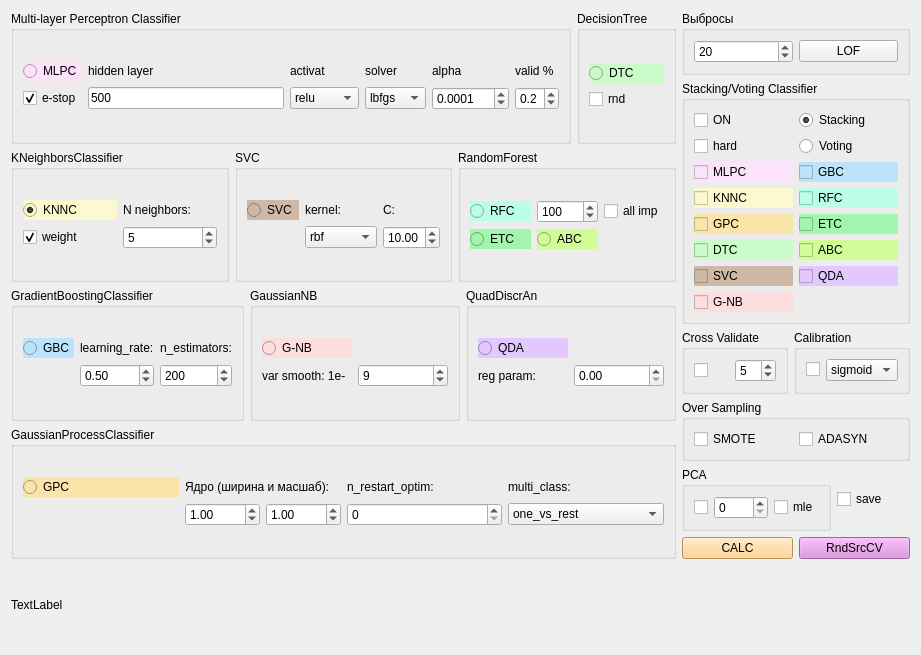
First picture: the form in qt/classifier_form.ui, repository idergunoff/geovel_1.0, before the edit.
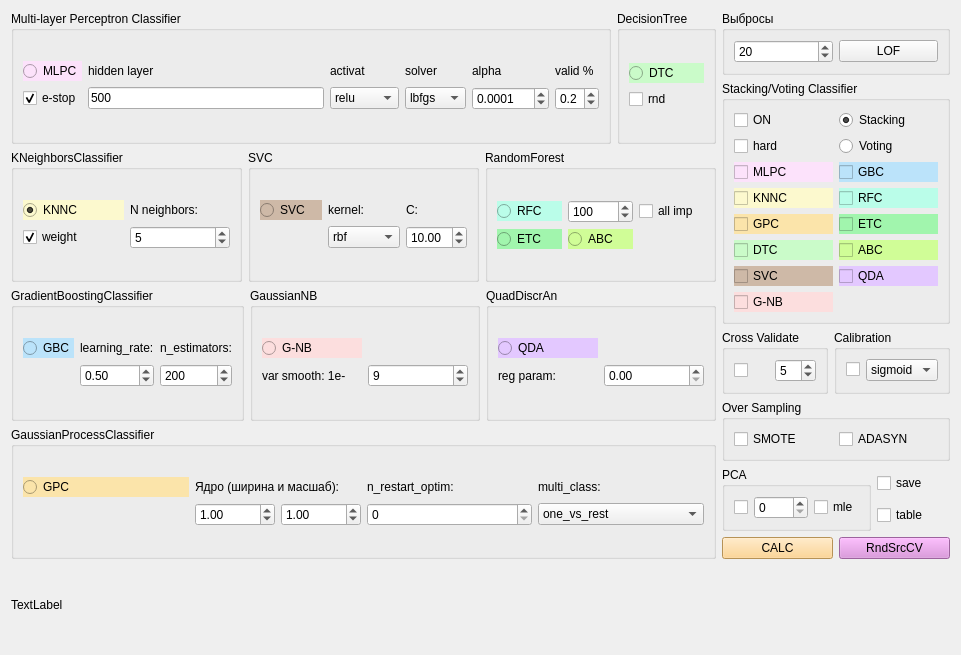
Second picture: the form after the edit.

Commit message: Geochem train model save table

What changed in the file:
```diff
--- a/qt/classifier_form.ui
+++ b/qt/classifier_form.ui
@@ -6,7 +6,7 @@
    <rect>
     <x>0</x>
     <y>0</y>
-    <width>921</width>
+    <width>961</width>
     <height>655</height>
    </rect>
   </property>
@@ -826,7 +826,7 @@
    </item>
    <item row="0" column="1">
     <layout class="QGridLayout" name="gridLayout_34">
-     <item row="0" column="0">
+     <item row="0" column="0" colspan="2">
       <widget class="QGroupBox" name="groupBox_12">
        <property name="title">
         <string>Выбросы</string>
@@ -855,7 +855,7 @@
        </layout>
       </widget>
      </item>
-     <item row="1" column="0">
+     <item row="1" column="0" colspan="2">
       <widget class="QGroupBox" name="groupBox_5">
        <property name="title">
         <string>Stacking/Voting Classifier</string>
@@ -1042,7 +1042,7 @@
        </layout>
       </widget>
      </item>
-     <item row="2" column="0">
+     <item row="2" column="0" colspan="2">
       <layout class="QGridLayout" name="gridLayout_18">
        <item row="0" column="0">
         <widget class="QGroupBox" name="groupBox_9">
@@ -1102,7 +1102,7 @@
        </item>
       </layout>
      </item>
-     <item row="3" column="0">
+     <item row="3" column="0" colspan="2">
       <widget class="QGroupBox" name="groupBox_14">
        <property name="title">
         <string>Over Sampling</string>
@@ -1130,8 +1130,6 @@
       </widget>
      </item>
      <item row="4" column="0">
-      <layout class="QGridLayout" name="gridLayout_33">
-       <item row="0" column="0">
         <widget class="QGroupBox" name="groupBox_11">
          <property name="title">
           <string>PCA</string>
@@ -1161,16 +1159,25 @@
          </layout>
         </widget>
        </item>
-       <item row="0" column="1">
+     <item row="4" column="1">
+      <layout class="QGridLayout" name="gridLayout_33">
+       <item row="0" column="0">
         <widget class="QCheckBox" name="checkBox_save_model">
          <property name="text">
           <string>save</string>
          </property>
         </widget>
        </item>
+       <item row="1" column="0">
+        <widget class="QCheckBox" name="checkBox_save_table">
+         <property name="text">
+          <string>table</string>
+         </property>
+        </widget>
+       </item>
       </layout>
      </item>
-     <item row="5" column="0">
+     <item row="5" column="0" colspan="2">
       <layout class="QGridLayout" name="gridLayout_10">
        <item row="0" column="0">
         <widget class="QPushButton" name="pushButton_calc">
@@ -1208,7 +1215,7 @@
      </item>
     </layout>
    </item>
-   <item row="1" column="0" colspan="2">
+   <item row="1" column="0">
     <widget class="QLabel" name="label">
      <property name="text">
       <string>TextLabel</string>
```
Left out of the diff: 2 changed lines with no effect on the pictures. Lines whose indentation alone changed are shown as unchanged. The commit also changes 3 other files.
